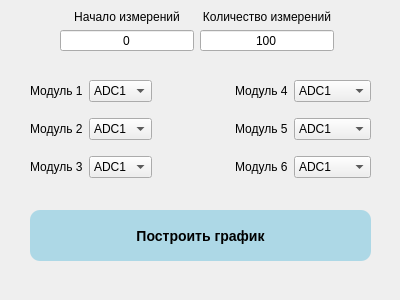
Old version of the form fileform.ui in the repository Alexander3293/wifi_TensoAccTsens.
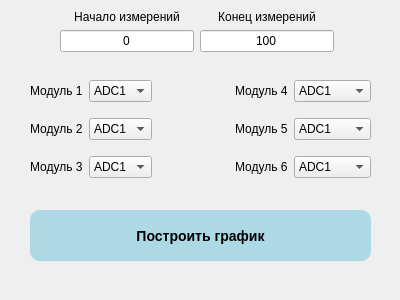
New version of the form.

```diff
--- a/fileform.ui
+++ b/fileform.ui
@@ -43,7 +43,7 @@
      <x>60</x>
      <y>10</y>
      <width>274</width>
-     <height>41</height>
+     <height>42</height>
     </rect>
    </property>
    <layout class="QGridLayout" name="gridLayout">
@@ -60,7 +60,7 @@
     <item row="0" column="1">
      <widget class="QLabel" name="label_2">
       <property name="text">
-       <string>Количество измерений</string>
+       <string>Конец измерений</string>
       </property>
       <property name="alignment">
        <set>Qt::AlignCenter</set>
```
